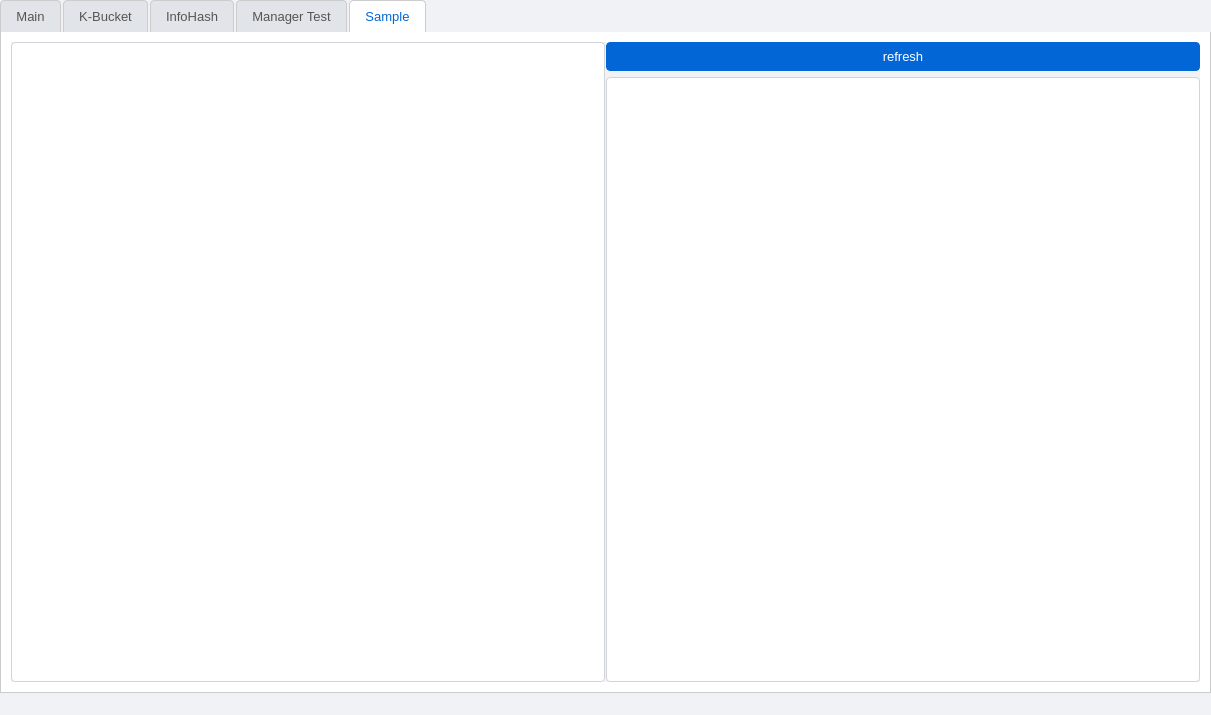
Old version of the form ui/main.ui in the repository BusyStudent/DHT.
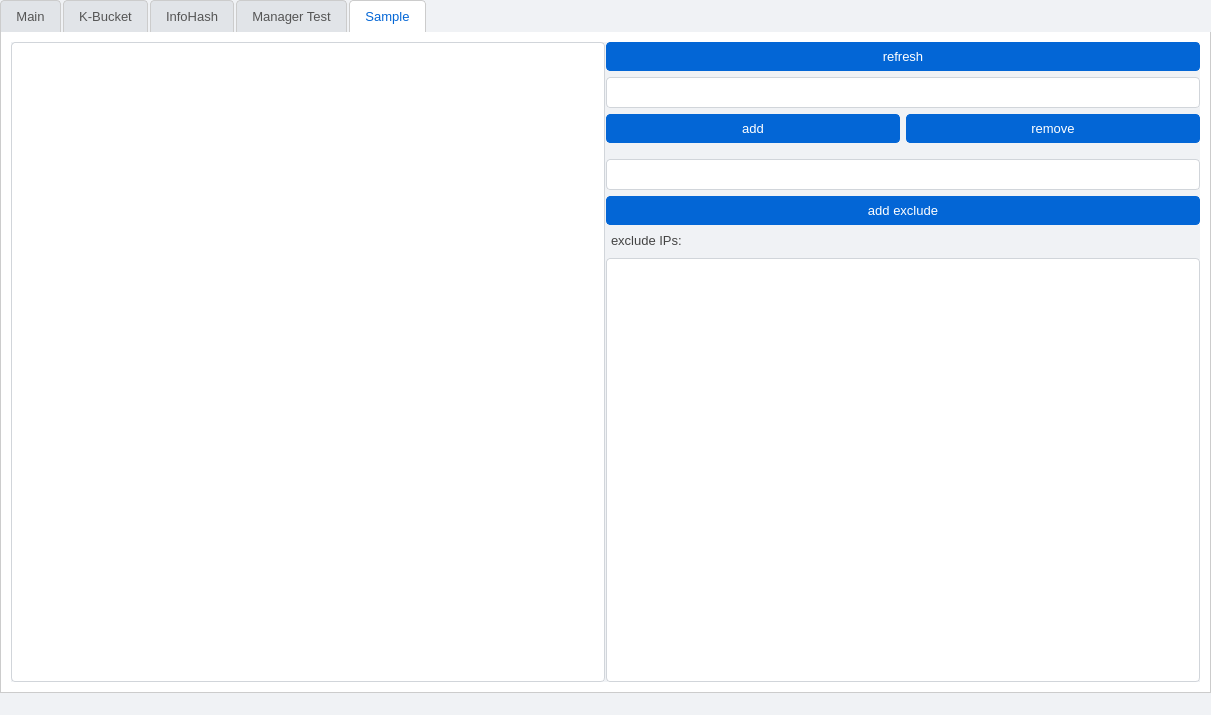
New version of the form. The open tabs and pages were chosen to show the change. Icons and pictures are not drawn. Custom widgets are drawn as their Qt base class.

Commit message: [feature] modify sample

The edit to the form file:
```diff
--- a/ui/main.ui
+++ b/ui/main.ui
@@ -1131,6 +1131,47 @@
               </property>
              </widget>
             </item>
+            <item>
+             <widget class="QLineEdit" name="sampleIpLineEdit"/>
+            </item>
+            <item>
+             <layout class="QHBoxLayout" name="horizontalLayout_13">
+              <property name="bottomMargin">
+               <number>10</number>
+              </property>
+              <item>
+               <widget class="QPushButton" name="addSampleIpButton">
+                <property name="text">
+                 <string>add</string>
+                </property>
+               </widget>
+              </item>
+              <item>
+               <widget class="QPushButton" name="removeSampleIpButton">
+                <property name="text">
+                 <string>remove</string>
+                </property>
+               </widget>
+              </item>
+             </layout>
+            </item>
+            <item>
+             <widget class="QLineEdit" name="excludeIpLineEdit"/>
+            </item>
+            <item>
+             <widget class="QPushButton" name="addExcludeIpButton">
+              <property name="text">
+               <string>add exclude</string>
+              </property>
+             </widget>
+            </item>
+            <item>
+             <widget class="QLabel" name="label_12">
+              <property name="text">
+               <string>exclude IPs:</string>
+              </property>
+             </widget>
+            </item>
             <item>
              <widget class="QListWidget" name="excludeIpListWidget"/>
             </item>
```
Left out of the diff: 2 changed lines with no effect on the pictures. The commit also changes 3 other files.
